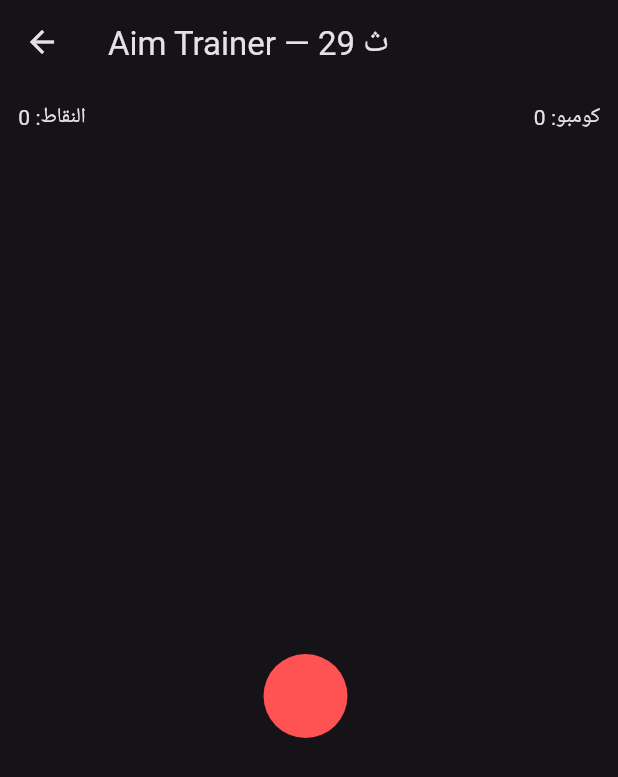
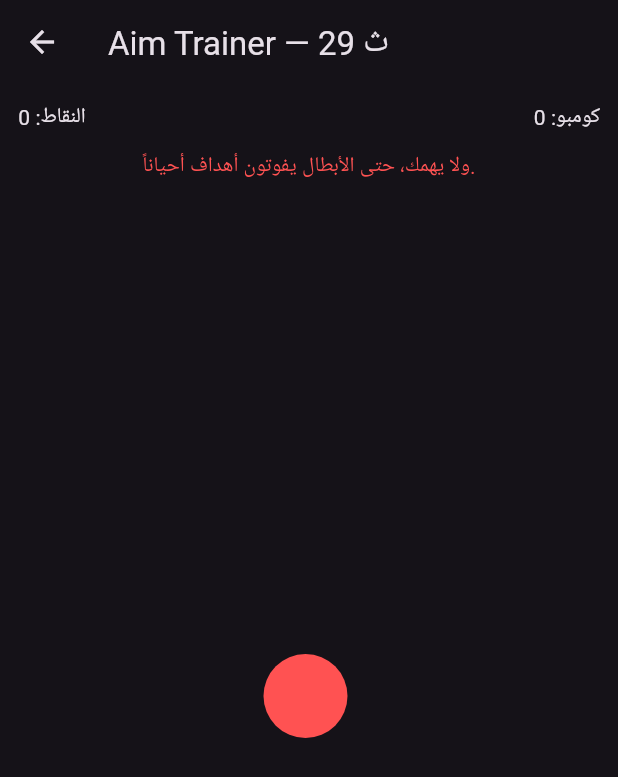
Before and after one commit to alsawagh0-ui/abdullah, a Flutter app: the AimTrainerScreen screen opened directly, on a phone screen of 412 x 824 dp. Shown: the top 777 px of the screen. Run offline on Flutter 3.47's test engine with Material 3 defaults, Android fonts, the phone set to English and light mode, and no system bars; our stand-ins replace flutter_local_notifications, image_picker, shared_preferences, timezone; missing offline and left inert: add_2_calendar, dart:js_interop; accounts and stored records are empty.

Commit message:
Expand the comedy text bank and wire it through gameplay
- ComedyLines grows from 3 to 8 categories: managerCalls and
  familyReactions get more variety, hypeComments/levelUpTaunts get
  siblings (lagSpikeLines, rankDownTaunts), and firedReasons/
  kickedReasons give each Game Over path several distinct endings
  instead of one fixed string.
- RoomScreen picks a random firedReasons line when the player is fired,
  and announces a random levelUpTaunts line via SnackBar whenever
  ProgressionTier actually advances (tracked against the previous
  build's tier, skipped on first load and on reaching the ending tier).
- AimTrainerScreen surfaces the bank during play: a miss shows a random
  rankDownTaunts line, a dropped tap (lag) shows a random lagSpikeLines
  line, every 5th combo hit flashes a random hypeComments line (shown
  in green vs. the red used for misses/lag), and getting kicked from
  the team picks a random kickedReasons line for the Game Over screen.

Co-Authored-By: Claude Sonnet 5 <noreply@anthropic.com>
Claude-Session: https://claude.ai/code/session_01TnmEuciMg1j6SASTA9Ekrg

```diff
--- a/oblez/lib/data/comedy_lines.dart
+++ b/oblez/lib/data/comedy_lines.dart
@@ -1,25 +1,84 @@
-/// بنك نصوص كوميدي عشوائي، بعربية عامة مبسطة بلا لهجة محلية ضيقة.
-/// يتوسع لاحقاً — هذا نموذج أولي بسيط لكل فئة.
+/// بنك نصوص كوميدي عشوائي، بعربية عامة مبسطة بلا لهجة محلية ضيقة —
+/// الهدف إن أي قيمر عربي يقرأها ويحس إنها تخصه.
 class ComedyLines {
+  /// اتصالات ورسائل المدير أثناء الدوام.
   static const List<String> managerCalls = [
     'وين التقرير؟! كان لازم يخلص من ساعة!',
     'اجتماع طارئ بعد خمس دقايق، لا تتأخر.',
     'شفت إيميلي؟ رد عليه بسرعة.',
+    'ليش النت عندك بطيء؟ أنا مو مشكلتي، خلص شغلك.',
+    'وين وصلت بالملف؟ العميل يسأل عني كل شوي.',
+    'لازم تجي مكتبي حالاً، فيه موضوع مهم.',
+    'شكلك تعبان اليوم، سهرت؟ يلا ركّز بالشغل.',
+    'نسيت توقّع المستند؟ ارجع وقّعه الحين.',
+    'الاجتماع تأجل نص ساعة بس خله بالك حاضر.',
+    'كم مرة أقولك رد على رسائلي بسرعة!',
   ];
 
+  /// ردود فعل الأهل وقت السهر أو الإهمال.
   static const List<String> familyReactions = [
     'ليش لسا صاحي؟! بكرة عندك دوام!',
     'سكر هالجهاز ونام، الساعة توها ثلاث الفجر!',
+    'قوم صلّي الفجر بدل ما تصيح على الشاشة.',
+    'شفناك قاعد باللاب توب من الصبح، وين الدراسة؟',
+    'خلاص صار عندك زحمة ألعاب، ركّز شوي بحياتك.',
+    'يا ولد الجيران يبون يناموا، خفض صوتك شوي.',
+    'قلت لك مرة توقف عن اللعب وكل، الأكل برد.',
+    'شكلك ناسي إن عندك موعد بكرة الصبح.',
   ];
 
+  /// تعليقات جمهور وهمي أثناء اللعب (لحظات الإصابة والنجاح).
   static const List<String> hypeComments = [
     'والله لعب نظيف!',
     'كومبو مجنون 🔥',
     'شكله بيتأهل هذا',
+    'يا سلام على الدقة!',
+    'هذا مو لعب هذا فن',
+    'رد فعل سريع مره!',
+    'اللاعب هذا مختلف',
+    'كذا نبيه بالفريق',
   ];
 
+  /// تعليقات عند تقطيع/لاق بسبب البنق الضعيف.
+  static const List<String> lagSpikeLines = [
+    'تقطيع! ما سجلت الضغطة 😩',
+    'البنق خذلك هالمرة!',
+    'الراوتر قرر يسولف وياك بأسوأ توقيت.',
+    'لاق سبايك! لو عندك نت أحسن كانت انضربت.',
+    'الشبكة تهنّق عليك، لازم ترقية.',
+  ];
+
+  /// رسائل تحفيزية/سخرية عند صعود مستوى (Progression Tier).
   static const List<String> levelUpTaunts = [
     'شوي شوي وبتوصل EWC 😏',
     'من راوتر منزلي إلى نجم صاعد.',
+    'شكلك بديت تاخذ الموضوع بجد!',
+    'ترقية! صار عندك احترام أكثر بالسيرفر.',
+    'خطوة جديدة نحو الاحتراف، كمّل كذا.',
+  ];
+
+  /// رسائل سخرية عند تراجع/خسارة رانك.
+  static const List<String> rankDownTaunts = [
+    'ولا يهمك، حتى الأبطال يفوتون أهداف أحياناً.',
+    'تراجع بسيط، ركّز أكثر بالجولة الجاية.',
+    'يبدو إن اليوم مو يومك... حاول مرة ثانية.',
+    'خسارة رانك؟ خذها بساطة وارجع أقوى.',
+    'حتى الأسطورة يوم كان مبتدئ.',
+  ];
+
+  /// أسباب كوميدية متنوعة للفصل من الشغل (3 اتصالات متجاهلة).
+  static const List<String> firedReasons = [
+    'فُصلت من الشغل بعد ثلاث اتصالات متجاهلة! المدير ما صبر عليك أكثر.',
+    'المدير قال "خلاص، ما فيه داعي ترجع بكرة" — انفصلت رسمياً.',
+    'وصلك إيميل: "نشكرك على جهودك"... يعني انطردت بأدب.',
+    'ثلاث مرات تجاهلت المدير؟ اليوم تعلمت اللعب مو أهم شي بالحياة (بس تحاول).',
+  ];
+
+  /// أسباب كوميدية متنوعة للطرد من الفريق (خسارة رانك متكررة).
+  static const List<String> kickedReasons = [
+    'خسرت 3 جولات رانك على التوالي... انطردت من الفريق! 😢',
+    'الفريق قرر يستبدلك بلاعب احتياطي... للأسف.',
+    'الكابتن كتب بالقروب: "ما نقدر نكمل وياك"، وطلع من القروب.',
+    'ثلاث خسائر متتالية = بطاقة حمراء من الفريق كامل.',
   ];
 }
--- a/oblez/lib/screens/aim_trainer_screen.dart
+++ b/oblez/lib/screens/aim_trainer_screen.dart
@@ -1,8 +1,10 @@
 import 'dart:async';
+import 'dart:math';
 
 import 'package:flutter/material.dart';
 import 'package:provider/provider.dart';
 
+import '../data/comedy_lines.dart';
 import '../logic/aim_trainer_logic.dart';
 import '../logic/energy_logic.dart';
 import '../logic/ping_logic.dart';
@@ -25,6 +27,7 @@ class _AimTrainerScreenState extends State<AimTrainerScreen> {
 
   final _logic = AimTrainerLogic();
   final _pingLogic = PingLogic();
+  final _random = Random();
 
   int _nextId = 0;
   AimTarget? _current;
@@ -32,6 +35,7 @@ class _AimTrainerScreenState extends State<AimTrainerScreen> {
   int _combo = 0;
   int _secondsLeft = _sessionSeconds;
   String? _feedback;
+  bool _feedbackIsPositive = false;
 
   Timer? _sessionTimer;
   Timer? _targetTimer;
@@ -94,12 +98,15 @@ class _AimTrainerScreenState extends State<AimTrainerScreen> {
     _targetTimer = Timer(lifetime, _onTargetMissed);
   }
 
+  String _randomLine(List<String> lines) => lines[_random.nextInt(lines.length)];
+
   void _onTargetMissed() {
     if (!mounted) return;
     setState(() {
       _combo = 0;
       _current = null;
-      _feedback = null;
+      _feedback = _randomLine(ComedyLines.rankDownTaunts);
+      _feedbackIsPositive = false;
     });
     _spawnTarget();
   }
@@ -108,15 +115,24 @@ class _AimTrainerScreenState extends State<AimTrainerScreen> {
     if (_current == null) return;
 
     if (_pingLogic.rollLagSpike(_player.networkLevel)) {
-      setState(() => _feedback = 'تقطيع! ما سجلت الضغطة 😩');
+      setState(() {
+        _feedback = _randomLine(ComedyLines.lagSpikeLines);
+        _feedbackIsPositive = false;
+      });
       return;
     }
 
     _targetTimer?.cancel();
+    final newCombo = _combo + 1;
     setState(() {
       _score += _logic.scoreForHit(_combo);
-      _combo += 1;
-      _feedback = null;
+      _combo = newCombo;
+      if (newCombo % 5 == 0) {
+        _feedback = _randomLine(ComedyLines.hypeComments);
+        _feedbackIsPositive = true;
+      } else {
+        _feedback = null;
+      }
     });
     _spawnTarget();
   }
@@ -129,12 +145,9 @@ class _AimTrainerScreenState extends State<AimTrainerScreen> {
     final result = _player.recordAimTrainerResult(_score);
 
     if (result.kicked) {
+      final reason = _randomLine(ComedyLines.kickedReasons);
       Navigator.of(context).pushAndRemoveUntil(
-        MaterialPageRoute(
-          builder: (_) => const GameOverScreen(
-            reason: 'خسرت 3 جولات رانك على التوالي... انطردت من الفريق! 😢',
-          ),
-        ),
+        MaterialPageRoute(builder: (_) => GameOverScreen(reason: reason)),
         (route) => false,
       );
       return;
@@ -183,7 +196,11 @@ class _AimTrainerScreenState extends State<AimTrainerScreen> {
                 ? null
                 : Text(
                     _feedback!,
-                    style: const TextStyle(color: Colors.redAccent),
+                    style: TextStyle(
+                      color: _feedbackIsPositive
+                          ? Colors.greenAccent
+                          : Colors.redAccent,
+                    ),
                   ),
           ),
           Expanded(
```
Also changed, not shown: oblez/lib/screens/room_screen.dart (+20 -5 lines).
